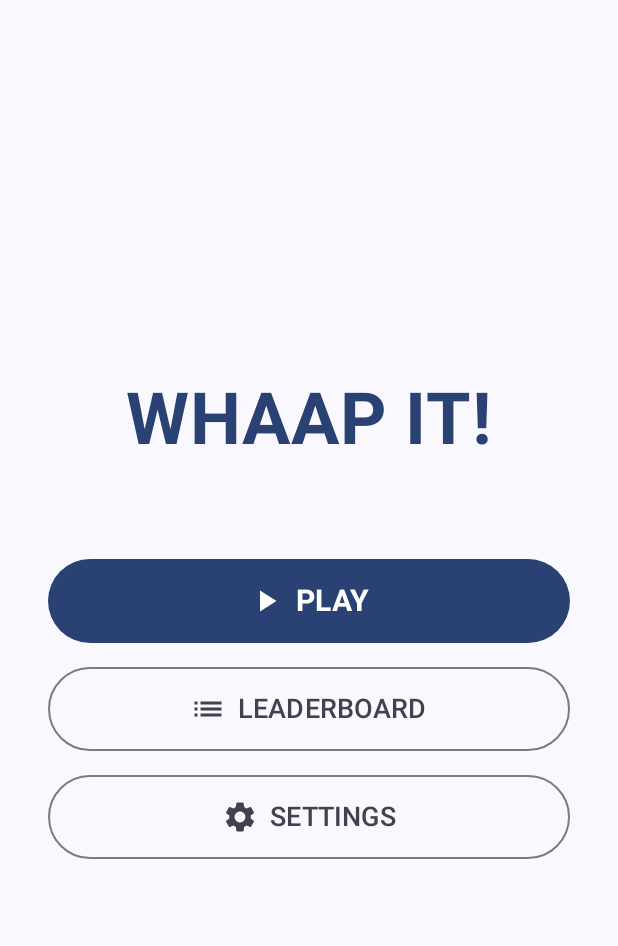
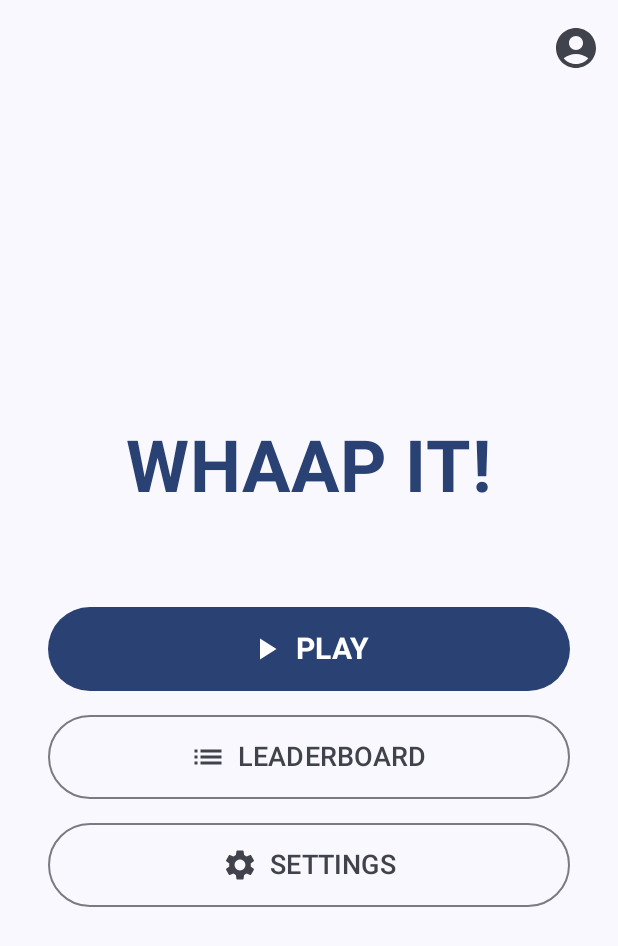
Before and after one commit to ggissel/CS407-Final-Project, an Android app built with Jetpack Compose: the screen it shows after launch (MainActivity), on a phone screen of 412 x 824 dp. Shown: the top 946 px of the screen. Run offline under Robolectric (Android 15) with nearby library versions, the phone set to English and light mode, and no system bars; our stand-ins replace Firebase (no records; nobody signed in at launch, a user with empty details on screens opened directly); 1 statement that could not run was skipped.

Commit message:
Added new MainActivity.kt

```diff
--- a/app/src/main/java/com/cs407/whaap_it/MainActivity.kt
+++ b/app/src/main/java/com/cs407/whaap_it/MainActivity.kt
@@ -7,11 +7,15 @@ import androidx.activity.enableEdgeToEdge
 import androidx.compose.foundation.layout.*
 import androidx.compose.material.icons.Icons
 import androidx.compose.material.icons.automirrored.filled.List
-import androidx.compose.material.icons.filled.List
+import androidx.compose.material.icons.filled.AccountCircle
 import androidx.compose.material.icons.filled.PlayArrow
 import androidx.compose.material.icons.filled.Settings
 import androidx.compose.material3.*
 import androidx.compose.runtime.Composable
+import androidx.compose.runtime.getValue
+import androidx.compose.runtime.mutableStateOf
+import androidx.compose.runtime.remember
+import androidx.compose.runtime.setValue
 import androidx.compose.ui.Alignment
 import androidx.compose.ui.Modifier
 import androidx.compose.ui.text.font.FontWeight
@@ -20,11 +24,14 @@ import androidx.compose.ui.unit.dp
 import androidx.compose.ui.unit.sp
 import androidx.navigation.compose.NavHost
 import androidx.navigation.compose.composable
+import androidx.navigation.compose.currentBackStackEntryAsState
 import androidx.navigation.compose.rememberNavController
+import com.cs407.whaap_it.auth.UserState
+import com.cs407.whaap_it.ui.screen.LoginScreen
+import com.cs407.whaap_it.ui.screen.ProfileScreen
 import com.cs407.whaap_it.ui.screen.SettingsScreen
-import com.cs407.whaap_it.ui.screen.GameScreen
-
 import com.cs407.whaap_it.ui.theme.WhaapitTheme
+import com.google.firebase.auth.FirebaseAuth
 
 class MainActivity : ComponentActivity() {
     override fun onCreate(savedInstanceState: Bundle?) {
@@ -32,10 +39,105 @@ class MainActivity : ComponentActivity() {
         enableEdgeToEdge()
         setContent {
             WhaapitTheme {
-                Scaffold(modifier = Modifier.fillMaxSize()) { innerPadding ->
-                    AppNavigation(
-                        modifier = Modifier
-                            .padding(innerPadding)
+                AppNavigation()
+            }
+        }
+    }
+}
+
+@OptIn(ExperimentalMaterial3Api::class)
+@Composable
+fun AppNavigation(
+    modifier: Modifier = Modifier
+) {
+    val navController = rememberNavController()
+    var currentUser by remember { mutableStateOf<UserState?>(null) }
+    val auth = FirebaseAuth.getInstance()
+
+    // Check if user is already logged in
+    if (auth.currentUser != null) {
+        currentUser = UserState.Success(
+            email = auth.currentUser?.email ?: "",
+            displayName = auth.currentUser?.displayName ?: "Player"
+        )
+    }
+
+    // Always start at home - guest mode by default
+    val startDestination = "home"
+
+    val currentBackStackEntry = navController.currentBackStackEntryAsState()
+    val currentRoute = currentBackStackEntry.value?.destination?.route
+
+    Scaffold(
+        modifier = Modifier.fillMaxSize(),
+        topBar = {
+            if (currentRoute == "home") {
+                TopAppBar(
+                    title = { },
+                    actions = {
+                        IconButton(onClick = {
+                            // Navigate to profile if logged in, otherwise to login
+                            if (currentUser != null) {
+                                navController.navigate("profile")
+                            } else {
+                                navController.navigate("login")
+                            }
+                        }) {
+                            Icon(
+                                imageVector = Icons.Default.AccountCircle,
+                                contentDescription = "Profile",
+                                modifier = Modifier.size(32.dp)
+                            )
+                        }
+                    }
+                )
+            }
+        }
+    ) { innerPadding ->
+        NavHost(
+            navController = navController,
+            startDestination = startDestination,
+            modifier = Modifier.padding(innerPadding)
+        ) {
+            composable("login") {
+                LoginScreen(
+                    onLoginSuccess = { userState ->
+                        currentUser = userState
+                        // Navigate back to previous screen or home
+                        navController.popBackStack()
+                    },
+                    onNavigateBack = {
+                        navController.popBackStack()
+                    }
+                )
+            }
+
+            composable("home") {
+                StartScreen(
+                    onNavigateToSettings = { navController.navigate("settings") },
+                )
+            }
+
+            composable("settings") {
+                SettingsScreen(
+                    onNavigateToHome = { navController.navigate("home") }
+                )
+            }
+
+            composable("profile") {
+                // If no user is logged in, this route shouldn't be accessible
+                // Navigation logic in the profile button handles redirecting to login
+                if (currentUser != null) {
+                    ProfileScreen(
+                        userState = currentUser,
+                        onNavigateBack = { navController.popBackStack() },
+                        onLogout = {
+                            FirebaseAuth.getInstance().signOut()
+                            currentUser = null
+                            navController.navigate("home") {
+                                popUpTo(0) { inclusive = true }
+                            }
+                        }
                     )
                 }
             }
@@ -44,48 +146,8 @@ class MainActivity : ComponentActivity() {
 }
 
 @Composable
-fun AppNavigation(
-    modifier: Modifier = Modifier
-) {
-    // Creates and remembers a NavController to manage navigation state
-    val navController = rememberNavController()
-
-    // NavHost sets up the navigation graph for the app
-    NavHost(
-        navController = navController,
-        startDestination = "home"
-    ) {
-        // Controller that handles navigation
-        // First screen to display when app starts
-        // Defines the "home" route and what UI to display there
-        composable("home") {
-            StartScreen(
-                onNavigateToGameScreen = {navController.navigate("game")},
-                onNavigateToSettings = { navController.navigate("settings") },
-            ) // Displays the HomeScreen composable
-        }
-        composable("settings") {
-            SettingsScreen(
-                onNavigateToHome = { navController.navigate("home") }
-            )
-        }
-
-        composable("game") {
-            GameScreen(
-                onNavigateToHome = {
-                    navController.navigate("home")
-                }
-
-            )
-        }
-
-    }
-}
-
-@Composable
 fun StartScreen(
     onNavigateToSettings: () -> Unit = {},
-    onNavigateToGameScreen: () -> Unit = {},
     modifier: Modifier = Modifier) {
     Column(
         modifier = modifier
@@ -104,7 +166,7 @@ fun StartScreen(
         Spacer(modifier = Modifier.height(64.dp))
 
         Button(
-            onClick = { onNavigateToGameScreen() },
+            onClick = { /* TODO: Navigate to game screen */ },
             modifier = Modifier
                 .fillMaxWidth()
                 .height(56.dp)
```
